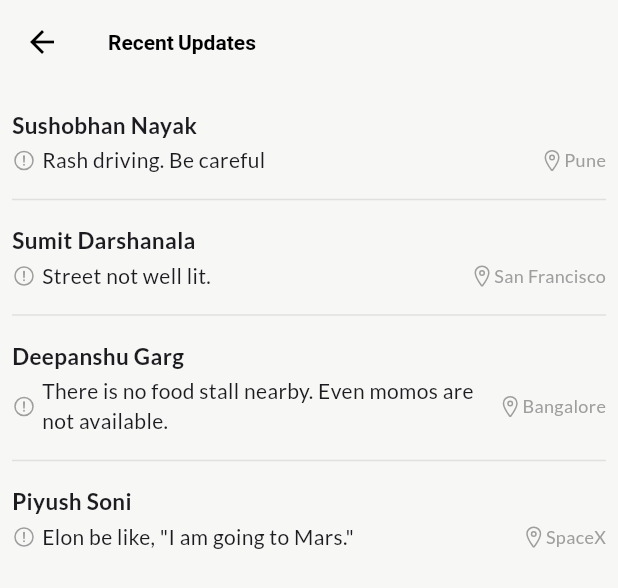
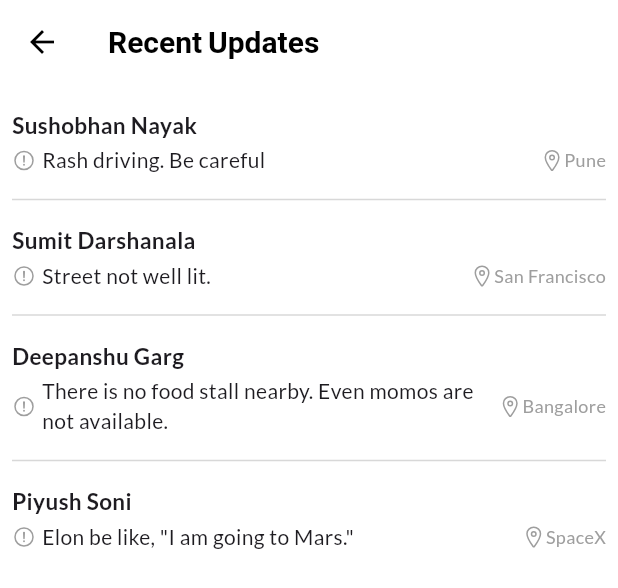
Before and after one commit to CoEAI-SmartCommute/App, a Flutter app: the RecentUpdates widget shown alone on an empty page, opened directly, after a tap on "More", on a phone screen of 412 x 824 dp. Shown: the top 588 px of the screen. Run offline on Flutter 3.47's test engine with Material 3 defaults, Android fonts, the phone set to English and light mode, and no system bars; our stand-ins replace bubble, cached_network_image, circular_countdown_timer, cloud_firestore, contacts_service, device_info_plus and 19 more; missing offline and left inert: background_sms, camera_camera, flutter_osm_plugin, flutter_phone_direct_caller, images_picker, shake and 2 more; accounts and stored records are empty.

Commit message:
UI Changes
- Themes added to more screens
- AppBars Fixed
- Minor UI Fixes

```diff
--- a/lib/components/forum/forumupdates.dart
+++ b/lib/components/forum/forumupdates.dart
@@ -10,8 +10,6 @@ class RecentUpdates extends StatefulWidget {
 }
 
 class RecentUpdatesState extends State<RecentUpdates> {
-  // bool showAll = false;
-
   final List<Map<String, String>> placeholderComments = [
     {
       'name': 'Sushobhan Nayak',
@@ -56,7 +54,6 @@ class RecentUpdatesState extends State<RecentUpdates> {
             GestureDetector(
               onTap: () {
                 setState(() {
-                  // showAll = !showAll;
                   Navigator.of(context).push(
                     PageRouteBuilder(
                       transitionDuration: const Duration(milliseconds: 500),
@@ -142,7 +139,8 @@ class RecentUpdatesState extends State<RecentUpdates> {
               children: [
                 commentWidget,
                 Divider(
-                  color: Colors.grey[300],
+                  color:
+                      Theme.of(context).colorScheme.secondary.withOpacity(0.4),
                 ),
               ],
             );
--- a/lib/components/forum/recent_updates.dart
+++ b/lib/components/forum/recent_updates.dart
@@ -9,14 +9,14 @@ class RecentComments extends StatelessWidget {
   Widget build(BuildContext context) {
     int commentsToShow = comments.length;
     return Scaffold(
-      // appBar: AppBar,
-      backgroundColor: const Color(0xffF7F7F6),
+      backgroundColor: Theme.of(context).colorScheme.background,
       appBar: AppBar(
-        backgroundColor: const Color(0xffF7F7F6),
+        backgroundColor: Theme.of(context).appBarTheme.backgroundColor,
         title: const Text(
           'Recent Updates',
           style: TextStyle(
             fontWeight: FontWeight.bold,
+            fontSize: 20,
           ),
         ),
       ),
@@ -76,7 +76,10 @@ class RecentComments extends StatelessWidget {
                     children: [
                       commentWidget,
                       Divider(
-                        color: Colors.grey[300],
+                        color: Theme.of(context)
+                            .colorScheme
+                            .secondary
+                            .withOpacity(0.4),
                       ),
                     ],
                   );
```
Also changed, not shown: lib/screens/home.dart (+3 -4 lines), lib/screens/report.dart (+13 -8 lines), lib/screens/savedlocation.dart (+102 -3 lines).
